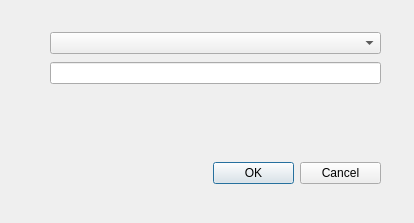
The window that prompterRemoveExit.ui (pureooze/tle) describes before a commit, drawn with Qt 5.
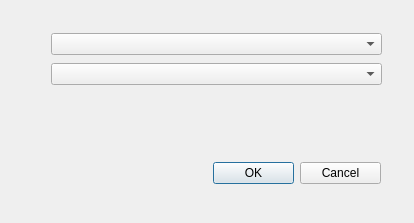
The same window after the commit.

Commit message: Polishing the portal remove dialog

The edit to the form file:
```diff
--- a/prompterRemoveExit.ui
+++ b/prompterRemoveExit.ui
@@ -42,8 +42,8 @@
   <widget class="QWidget" name="">
    <property name="geometry">
     <rect>
-     <x>50</x>
-     <y>30</y>
+     <x>51</x>
+     <y>31</y>
      <width>331</width>
      <height>58</height>
     </rect>
@@ -53,7 +53,7 @@
      <widget class="QComboBox" name="targetComboBox"/>
     </item>
     <item>
-     <widget class="QLineEdit" name="exitLineEdit"/>
+     <widget class="QComboBox" name="portalComboBox"/>
     </item>
    </layout>
   </widget>
```
The commit also changes 5 other files.
